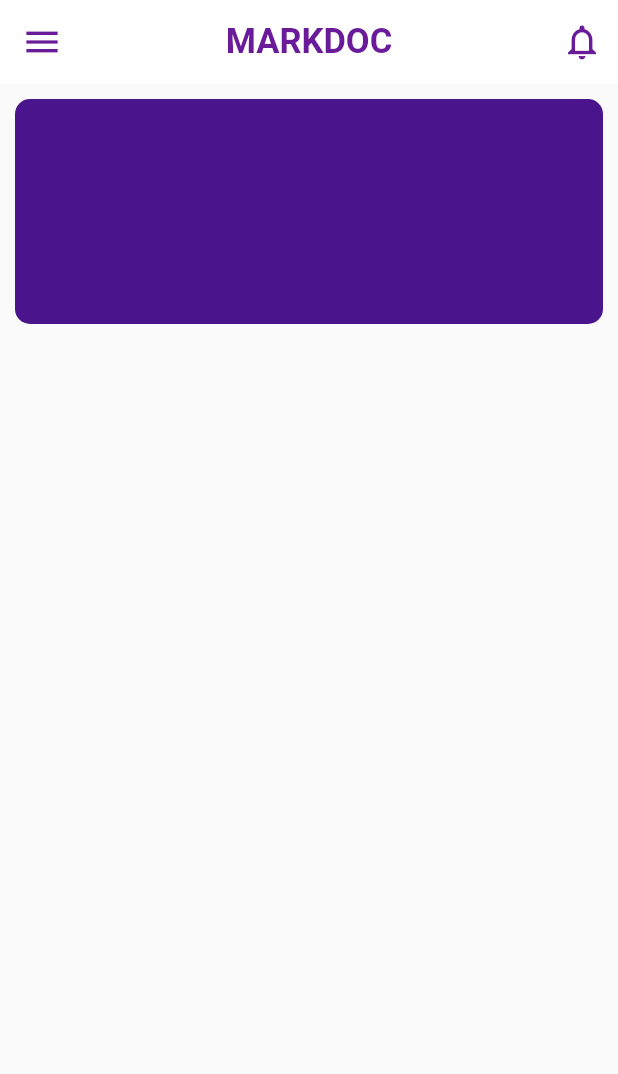
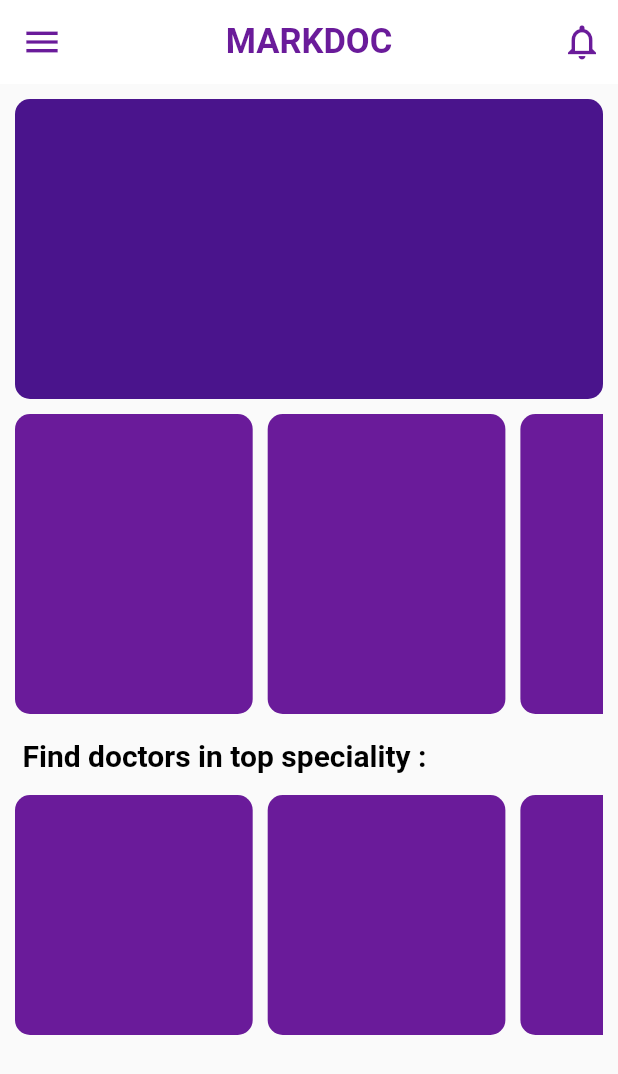
Before and after one commit to Kaiserb11/pbl_project, a Flutter app: the HomePage screen opened directly, on a phone screen of 412 x 824 dp. Shown: the top 1074 px of the screen. Run offline on Flutter 3.47's test engine with Material 2 defaults, Android fonts, the phone set to English and light mode, and no system bars; Roboto replaces fonts that are missing (Montserrat).

Commit message:
added containers in home page

```diff
--- a/lib/pages/HomePage.dart
+++ b/lib/pages/HomePage.dart
@@ -15,24 +15,149 @@ class _HomePageState extends State<HomePage> {
 
       body: SingleChildScrollView(
         child: Padding(
-          padding: EdgeInsets.fromLTRB(10, 10, 10, 10),
+          padding: EdgeInsets.fromLTRB(10, 10, 10, 0),
           child: Container(
           width: MediaQuery.of(context).size.width,
           child: Column(
             children: [
               Container(
                 width: MediaQuery.of(context).size.width,
-                height: 150,
-                padding: EdgeInsets.all(10),
+                height: 200,
                 decoration: BoxDecoration(
                   color: Colors.purple[900],
                   borderRadius: BorderRadius.circular(10),
                 ),
-              )
+              ),
+              SingleChildScrollView(
+                scrollDirection: Axis.horizontal,
+                padding: EdgeInsets.fromLTRB(0, 10 , 0, 0),
+                child: Row(
+                  children: [
+                    Container(
+                      width: MediaQuery.of(context).size.width/2.6,
+                      height: 200,
+                      decoration: BoxDecoration(
+                        color: Colors.purple[800],
+                        borderRadius: BorderRadius.circular(10),
+
+                      ),
+                    ),
+                    Padding(
+                      padding: EdgeInsets.only(right: 10),
+                    ),
+                    Container(
+                      width: MediaQuery.of(context).size.width/2.6,
+                      height: 200,
+                      decoration: BoxDecoration(
+                        color: Colors.purple[800],
+                        borderRadius: BorderRadius.circular(10),
+                      ),
+                    ),
+                    Padding(
+                      padding: EdgeInsets.only(right: 10),
+                    ),
+                    Container(
+                      width: MediaQuery.of(context).size.width/2.6,
+                      height: 200,
+                      decoration: BoxDecoration(
+                        color: Colors.purple[800],
+                        borderRadius: BorderRadius.circular(10),
+                      ),
+                    ),
+                  ],
+                ),
+              ),
+              Container(
+                child: Padding(
+                  padding: EdgeInsets.only(top: 16, left: 5),
+                  child: Align(
+                    alignment: Alignment.topLeft,
+                    child: Text(
+                  'Find doctors in top speciality : ',
+                  style: TextStyle(
+                    fontSize: 20,
+                    color: Colors.black,
+                    fontWeight: FontWeight.bold,
+                    ),
+                    ),
+                  ),
+                ),
+              ),
+              SingleChildScrollView(
+                scrollDirection: Axis.horizontal,
+                padding: EdgeInsets.fromLTRB(0, 15 , 0, 20),
+                child: Row(
+                  children: [
+                    Container(
+                      width: MediaQuery.of(context).size.width/2.6,
+                      height: 160,
+                      decoration: BoxDecoration(
+                        color: Colors.purple[800],
+                        borderRadius: BorderRadius.circular(10),
+                      ),
+                    ),
+                    Padding(
+                      padding: EdgeInsets.only(right: 10),
+                    ),
+                    Container(
+                      width: MediaQuery.of(context).size.width/2.6,
+                      height: 160,
+                      decoration: BoxDecoration(
+                        color: Colors.purple[800],
+                        borderRadius: BorderRadius.circular(10),
+                      ),
+                    ),
+                    Padding(
+                      padding: EdgeInsets.only(right: 10),
+                    ),
+                    Container(
+                      width: MediaQuery.of(context).size.width/2.6,
+                      height: 160,
+                      decoration: BoxDecoration(
+                        color: Colors.purple[800],
+                        borderRadius: BorderRadius.circular(10),
+                      ),
+                    ),
+                    Padding(
+                      padding: EdgeInsets.only(right: 10),
+                    ),
+                    Container(
+                      width: MediaQuery.of(context).size.width/2.6,
+                      height: 160,
+                      decoration: BoxDecoration(
+                        color: Colors.purple[800],
+                        borderRadius: BorderRadius.circular(10),
+                      ),
+                    ),
+                    Padding(
+                      padding: EdgeInsets.only(right: 10),
+                    ),
+                    Container(
+                      width: MediaQuery.of(context).size.width/2.6,
+                      height: 160,
+                      decoration: BoxDecoration(
+                        color: Colors.purple[800],
+                        borderRadius: BorderRadius.circular(10),
+                      ),
+                    ),
+                    Padding(
+                      padding: EdgeInsets.only(right: 10),
+                    ),
+                    Container(
+                      width: MediaQuery.of(context).size.width/2.6,
+                      height: 160,
+                      decoration: BoxDecoration(
+                        color: Colors.purple[800],
+                        borderRadius: BorderRadius.circular(10),
+                      ),
+                    ),
+                  ],
+                ),
+              ),
             ],
           ),
         ),
-        )
+        ),
       ),
     );
   }
```
